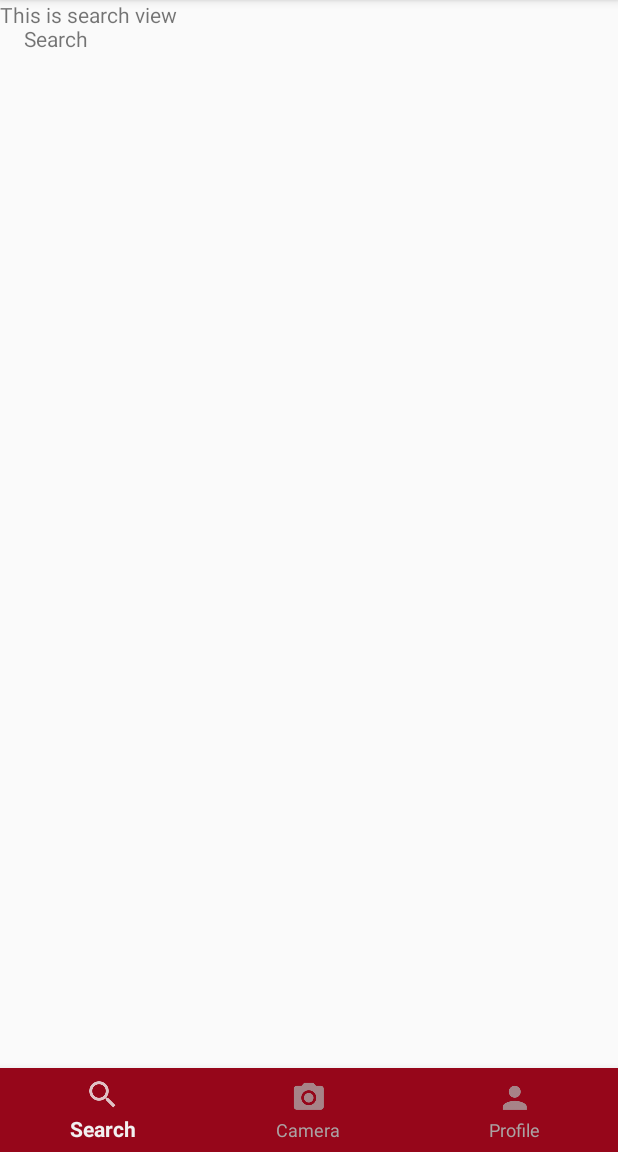
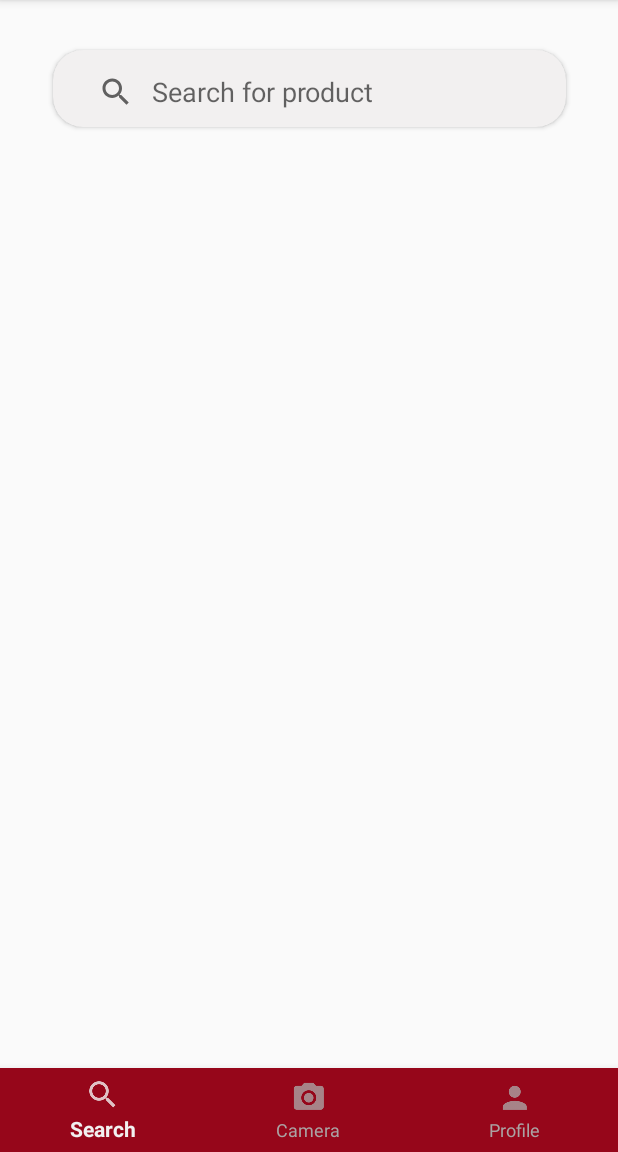
Before and after one commit to michael1zumi/ECE496_Book_Review, an Android app: the screen it shows after launch (MainActivity), on a phone screen of 412 x 824 dp, the part 84-1236 px from its top. Run offline under Robolectric (Android 15) with nearby library versions, the phone set to English and light mode, and no system bars; libraries missing offline, so code that uses them is left out: com.googlecode.tesseract.

Commit message:
search bar

```diff
--- a/tess_v5/app/src/main/res/layout/activity_main.xml
+++ b/tess_v5/app/src/main/res/layout/activity_main.xml
@@ -12,29 +12,36 @@
         android:layout_width="match_parent"
         android:layout_height="match_parent"
         android:layout_above="@+id/navigation"
-        android:animateLayoutChanges="true">
-    </FrameLayout>
+        android:animateLayoutChanges="true"
+        app:layout_constraintBottom_toBottomOf="parent"
+        app:layout_constraintTop_toTopOf="parent"></FrameLayout>
 
     <TextView
         android:id="@+id/message"
-        android:layout_width="wrap_content"
-        android:layout_height="wrap_content"
-        android:layout_marginLeft="@dimen/activity_horizontal_margin"
-        android:layout_marginTop="@dimen/activity_vertical_margin"
+        android:layout_width="44dp"
+        android:layout_height="19dp"
+        android:layout_marginStart="168dp"
+        android:layout_marginTop="8dp"
+        android:layout_marginEnd="168dp"
+        android:layout_marginBottom="8dp"
         android:text="@string/title_search"
-        app:layout_constraintLeft_toLeftOf="parent"
-        app:layout_constraintTop_toTopOf="parent" />
+        app:layout_constraintBottom_toTopOf="@+id/frame_layout"
+        app:layout_constraintEnd_toEndOf="parent"
+        app:layout_constraintEnd_toStartOf="@+id/frame_layout"
+        app:layout_constraintHorizontal_bias="0.5"
+        app:layout_constraintStart_toEndOf="@+id/frame_layout"
+        app:layout_constraintTop_toBottomOf="@+id/frame_layout" />
 
     <android.support.design.widget.BottomNavigationView
         android:id="@+id/navigation"
         android:layout_width="0dp"
         android:layout_height="wrap_content"
         android:background="@color/colorNavi"
+        app:itemIconTint="@drawable/item_color_state"
+        app:itemTextColor="@drawable/item_color_state"
         app:layout_constraintBottom_toBottomOf="parent"
         app:layout_constraintLeft_toLeftOf="parent"
         app:layout_constraintRight_toRightOf="parent"
-        app:menu="@menu/navigation"
-        app:itemTextColor="@drawable/item_color_state"
-        app:itemIconTint="@drawable/item_color_state"/>
+        app:menu="@menu/navigation" />
 
 </android.support.constraint.ConstraintLayout>
--- a/tess_v5/app/src/main/res/layout/fragment_search.xml
+++ b/tess_v5/app/src/main/res/layout/fragment_search.xml
@@ -1,14 +1,45 @@
 <?xml version="1.0" encoding="utf-8"?>
-<FrameLayout xmlns:android="http://schemas.android.com/apk/res/android"
+<android.support.constraint.ConstraintLayout xmlns:android="http://schemas.android.com/apk/res/android"
+    xmlns:app="http://schemas.android.com/apk/res-auto"
     xmlns:tools="http://schemas.android.com/tools"
+    android:id="@+id/frameLayout"
     android:layout_width="match_parent"
     android:layout_height="match_parent"
     tools:context=".SearchFragment">
 
     <!-- TODO: Update blank fragment layout -->
-    <TextView
-        android:layout_width="match_parent"
-        android:layout_height="match_parent"
-        android:text="@string/hello_search_fragment" />
 
-</FrameLayout>
+    <android.support.v7.widget.CardView
+        android:id="@+id/cardView"
+        android:layout_width="358dp"
+        android:layout_height="70dp"
+        android:layout_marginStart="2dp"
+        android:layout_marginTop="24dp"
+        android:layout_marginEnd="2dp"
+        app:cardBackgroundColor="@color/selected"
+        app:cardCornerRadius="20dp"
+        app:cardUseCompatPadding="true"
+        app:layout_constraintEnd_toEndOf="parent"
+        app:layout_constraintHorizontal_bias="0.508"
+        app:layout_constraintStart_toStartOf="parent"
+        app:layout_constraintTop_toTopOf="parent">
+
+        <SearchView
+            android:id="@+id/searchView"
+            android:layout_width="wrap_content"
+            android:layout_height="40dp"
+            android:layout_marginStart="10dp"
+            android:layout_marginTop="8dp"
+            android:layout_marginEnd="10dp"
+            android:layout_marginBottom="3dp"
+            android:iconifiedByDefault="false"
+            android:queryBackground="@android:color/transparent"
+            android:queryHint="@string/search_hint"
+            app:layout_constraintBottom_toBottomOf="parent"
+            app:layout_constraintEnd_toEndOf="parent"
+            app:layout_constraintStart_toStartOf="parent"
+            app:layout_constraintTop_toTopOf="parent"
+            app:layout_constraintVertical_bias="0.516" />
+    </android.support.v7.widget.CardView>
+
+</android.support.constraint.ConstraintLayout>
--- a/tess_v5/app/src/main/res/menu/navigation.xml
+++ b/tess_v5/app/src/main/res/menu/navigation.xml
@@ -1,5 +1,6 @@
 <?xml version="1.0" encoding="utf-8"?>
-<menu xmlns:android="http://schemas.android.com/apk/res/android" >
+<menu xmlns:app="http://schemas.android.com/apk/res-auto"
+    xmlns:android="http://schemas.android.com/apk/res/android" >
 
     <item
         android:id="@+id/navigation_search"
--- a/tess_v5/app/src/main/res/values/strings.xml
+++ b/tess_v5/app/src/main/res/values/strings.xml
@@ -8,4 +8,5 @@
     <!-- TODO: Remove or change this placeholder text -->
     <string name="hello_search_fragment">This is search view</string>
     <string name="hello_profile_fragment">This is profile view</string>
+    <string name="search_hint">Search for product</string>
 </resources>
```
